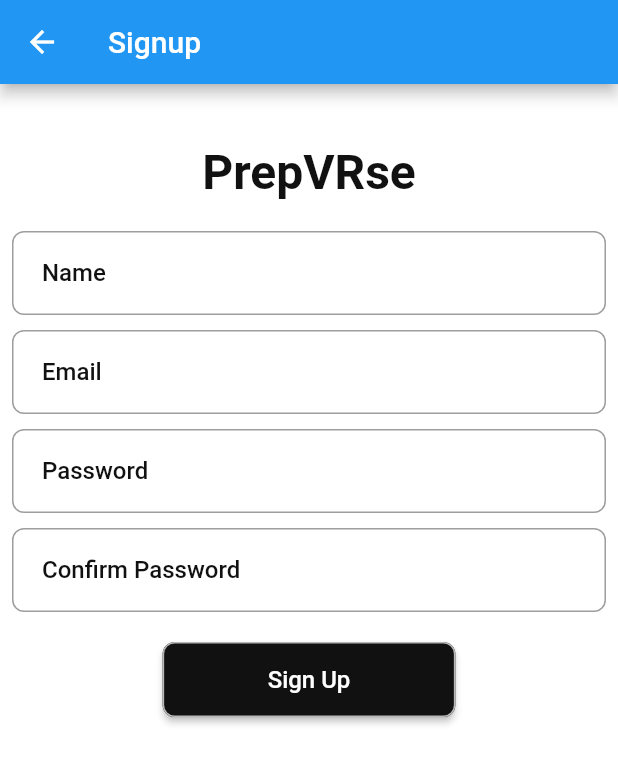
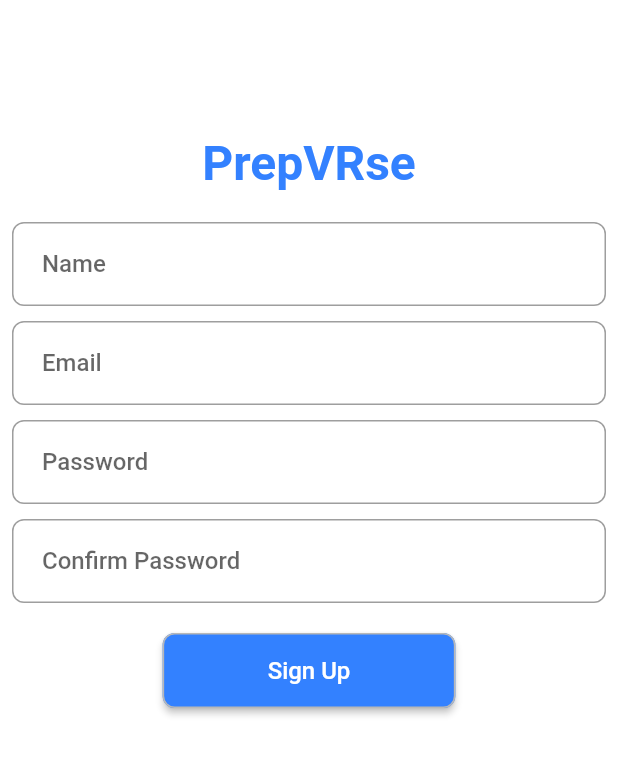
Before and after one commit to ALIRAZA17/PrepVRse, a Flutter app: the SignUpScreen screen opened by its route, on a phone screen of 412 x 824 dp. Shown: the top 764 px of the screen. Run offline on Flutter 3.47's test engine with Material 2 defaults, Android fonts, the phone set to English and light mode, and no system bars; our stand-ins replace dropdown_button2, firebase_auth, firebase_core, flutter_riverpod, get; accounts and stored records are empty; Roboto replaces fonts that are missing (Outfit, Poppins).

Commit message:
Added Home Screen

```diff
--- a/lib/common/constants/routes.dart
+++ b/lib/common/constants/routes.dart
@@ -1,4 +1,5 @@
 import 'package:get/get.dart';
+import 'package:prepvrse/screens/home/ui_home_screen.dart';
 import 'package:prepvrse/screens/login/ui_login_screen.dart';
 import 'package:prepvrse/screens/signup/ui_signup_screen.dart';
 
@@ -15,4 +16,10 @@ appRoutes() => [
         transition: Transition.fadeIn,
         transitionDuration: const Duration(milliseconds: 200),
       ),
+      GetPage(
+        name: '/home',
+        page: () => const HomeScreen(),
+        transition: Transition.fadeIn,
+        transitionDuration: const Duration(milliseconds: 200),
+      ),
     ];
--- a/lib/common/constants/styles.dart
+++ b/lib/common/constants/styles.dart
@@ -5,8 +5,8 @@ class Styles {
   static Color trans = Colors.transparent;
   static Color backgroundColor = Colors.white;
 
-  static Color primaryColor = const Color.fromARGB(255, 17, 17, 17);
-  static Color secondaryColor = const Color.fromARGB(255, 178, 144, 144);
+  static Color primaryColor = const Color.fromARGB(255, 51, 129, 255);
+  static Color secondaryColor = const Color.fromARGB(255, 255, 193, 7);
   static Color tertiaryColor = const Color.fromARGB(255, 72, 178, 109);
 
   //Light Mode TextStyles
--- a/lib/common/resources/widgets/textfields/app_text_field.dart
+++ b/lib/common/resources/widgets/textfields/app_text_field.dart
@@ -23,12 +23,7 @@ class AppTextField extends StatelessWidget {
       width: double.infinity,
       child: TextFormField(
         decoration: InputDecoration(
-          label: Text(
-            label,
-            style: Styles.displaySmNormalStyle.copyWith(
-              color: Styles.primaryColor,
-            ),
-          ),
+          label: Text(label, style: Styles.displaySmNormalStyle),
           border: const OutlineInputBorder(
             borderRadius: BorderRadius.all(
               Radius.circular(8),
--- a/lib/main.dart
+++ b/lib/main.dart
@@ -26,8 +26,9 @@ class MyApp extends StatelessWidget {
     return GetMaterialApp(
       title: 'Flutter Demo',
       theme: Themes.lightThemeData(),
-      initialRoute: '/signup',
+      initialRoute: '/home',
       getPages: appRoutes(),
+      debugShowCheckedModeBanner: false,
     );
   }
 }
--- a/lib/screens/signup/ui_signup_screen.dart
+++ b/lib/screens/signup/ui_signup_screen.dart
@@ -70,12 +70,9 @@ class _SignUpScreenState extends ConsumerState<SignUpScreen> {
         ref.watch(confirmPasswordTextControllerProvider);
 
     return Scaffold(
-      appBar: AppBar(
-        title: const Text("Signup"),
-      ),
       body: SingleChildScrollView(
         child: Padding(
-          padding: const EdgeInsets.only(left: 8, bottom: 8, right: 8, top: 40),
+          padding: const EdgeInsets.only(left: 8, bottom: 8, right: 8, top: 90),
           child: Column(
             mainAxisAlignment: MainAxisAlignment.center,
             children: [
--- a/pubspec.yaml
+++ b/pubspec.yaml
@@ -20,6 +20,8 @@ dependencies:
   flutter_riverpod: ^2.4.5
   firebase_auth: ^4.13.0
   get: ^4.6.6
+  dropdown_button2: ^2.3.9
+
 
 dev_dependencies:
   flutter_test:
```
Also changed, not shown: lib/screens/home/ui_home_screen.dart (+125 -2 lines), pubspec.lock.
